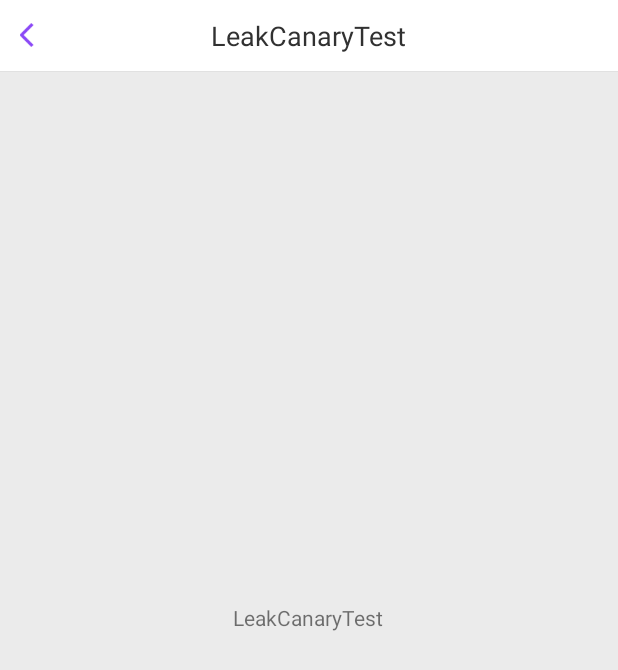
After one commit to Android-Development-Group/NewsApp, an Android app: the LeakCanaryTestActivity screen opened directly, with no data from a screen before it, on a phone screen of 412 x 824 dp. The commit adds this screen. Shown: the top 670 px of the screen. Run offline under Robolectric (Android 15) with nearby library versions, the phone set to English and light mode, and no system bars; our stand-ins replace ButterKnife; libraries missing offline, so code that uses them is left out: com.avos.avoscloud; 2 statements that could not run were skipped.

Commit message:
add  LeakCanary

```diff
--- a/app/build.gradle
+++ b/app/build.gradle
@@ -92,9 +92,9 @@ dependencies {
     })
     compile project(':library')
     compile project(':leancloudlibrary')
+    compile 'com.android.support.constraint:constraint-layout:1.0.2'
     testCompile 'junit:junit:4.12'
     apt 'com.jakewharton:butterknife-compiler:8.4.0'
-    compile 'com.android.support.constraint:constraint-layout:1.0.2'
 }
 
 //编译结束后删除unaligned包
--- a/app/src/main/java/com/myself/newsapp/TestActivity.java
+++ b/app/src/main/java/com/myself/newsapp/TestActivity.java
@@ -1,12 +1,14 @@
 package com.myself.newsapp;
 
 import android.os.Bundle;
+import android.util.Log;
 import android.view.View;
 import android.widget.TextView;
 
 import com.myself.library.controller.eventbus.EventBusHelper;
 import com.myself.newsapp.base.TitleActivity;
 import com.myself.newsapp.na_store.GoodsListActivity;
+import com.myself.newsapp.test.LeakCanaryTestActivity;
 import com.myself.newsapp.util.Constants;
 
 import butterknife.BindView;
@@ -45,6 +47,8 @@ public class TestActivity extends TitleActivity {
                 mTvTest.setText(0);
                 break;
             case R.id.tv_test_3:
+                Log.e(TAG, "onClick: LeakCanaryTestActivity" );
+                startActivity(LeakCanaryTestActivity.class);
                 break;
             case R.id.tv_test_4:
                 break;
--- a/app/src/main/java/com/myself/newsapp/TotalApplication.java
+++ b/app/src/main/java/com/myself/newsapp/TotalApplication.java
@@ -23,7 +23,6 @@ import im.fir.sdk.FIR;
 
 public class TotalApplication extends BaseApplication {
     private static final String TAG = "NewsApp_Log";
-    public static final String FIR_API_TOKEN = "1b91eb3eaaea5f64ed127882014995dd";
     public static final String LEANCLOUD_APP_ID = "fNshYwdYYVigz6EWN0fbyJXz-gzGzoHsz";
     public static final String LEANCLOUD_APP_KEY = "nGC0m8TuRcnVpHlvNA3N85Mx";
 
@@ -46,7 +45,6 @@ public class TotalApplication extends BaseApplication {
         AVOSCloud.setDebugLogEnabled(isDebug);
         //Crash上报
         AVAnalytics.enableCrashReport(this, true);
-
     }
 
     @Override
--- /dev/null
+++ b/app/src/main/java/com/myself/newsapp/test/LeakCanaryTestActivity.java
@@ -0,0 +1,34 @@
+package com.myself.newsapp.test;
+
+import android.os.Bundle;
+import android.os.Handler;
+
+import com.myself.library.utils.ToastUtils;
+import com.myself.newsapp.R;
+import com.myself.newsapp.base.TitleActivity;
+
+/**
+ * 添加商品
+ * Created by Jusenr on 2017/04/20.
+ */
+public class LeakCanaryTestActivity extends TitleActivity {
+
+    @Override
+    protected int getLayoutId() {
+        return R.layout.activity_leak_canary_test;
+    }
+
+    @Override
+    protected void onViewCreatedFinish(Bundle saveInstanceState) {
+        addNavigation();
+
+        //模拟内存泄露
+        new Handler().postDelayed(new Runnable() {
+            @Override
+            public void run() {
+                ToastUtils.showToastShort(LeakCanaryTestActivity.this, "哈哈哈啊哈啊哈哈哈哈");
+            }
+        }, 10 * 1000);
+        finish();
+    }
+}
--- /dev/null
+++ b/app/src/main/res/layout/activity_leak_canary_test.xml
@@ -0,0 +1,26 @@
+<?xml version="1.0" encoding="utf-8"?>
+<RelativeLayout
+    xmlns:android="http://schemas.android.com/apk/res/android"
+    xmlns:app="http://schemas.android.com/apk/res-auto"
+    android:layout_width="match_parent"
+    android:layout_height="match_parent"
+    android:background="@color/bg_EBEBEB"
+    android:orientation="vertical">
+
+    <!--标题栏-->
+    <com.myself.library.view.NavigationBar
+        style="@style/style_navigation_bar"
+        app:nav_has_divider="true"
+        app:nav_left_icon="@drawable/back_selector"
+        app:nav_main_title="@string/leakcanary_title"
+        app:nav_main_title_color="@color/text_color"/>
+
+
+    <TextView
+        android:id="@+id/tv_test"
+        android:layout_width="wrap_content"
+        android:layout_height="wrap_content"
+        android:layout_centerInParent="true"
+        android:text="@string/leakcanary_title"/>
+
+</RelativeLayout>
--- a/app/src/main/res/layout/activity_test.xml
+++ b/app/src/main/res/layout/activity_test.xml
@@ -40,14 +40,14 @@
             android:id="@+id/tv_test_2"
             android:layout_width="wrap_content"
             android:layout_height="wrap_content"
-            android:text="测试bugly"
+            android:text="测试bugly崩溃收集效率"
             android:textAllCaps="false"/>
 
         <Button
             android:id="@+id/tv_test_3"
             android:layout_width="wrap_content"
             android:layout_height="wrap_content"
-            android:text="测试3"
+            android:text="LeakCanaryTest"
             android:textAllCaps="false"/>
 
         <Button
--- a/app/src/main/res/values/strings.xml
+++ b/app/src/main/res/values/strings.xml
@@ -49,6 +49,7 @@
 
 
     <string name="test_title">测试数据</string>
+    <string name="leakcanary_title">LeakCanaryTest</string>
     <string name="add_goods_title">添加商品</string>
     <string name="action_logout">注销</string>
 
--- a/library/build.gradle
+++ b/library/build.gradle
@@ -39,5 +39,10 @@ dependencies {
 //    compile 'com.alibaba:fastjson:1.2.7'
     compile 'com.google.code.gson:gson:2.8.0'
 
+    /*Bugly*/
     compile 'com.tencent.bugly:crashreport_upgrade:latest.release'
+
+    /*LeakCanary*/
+    compile 'com.squareup.leakcanary:leakcanary-android:1.5'
+    compile 'com.squareup.leakcanary:leakcanary-android-no-op:1.5'
 }
--- a/library/src/main/java/com/myself/library/controller/BaseActivity.java
+++ b/library/src/main/java/com/myself/library/controller/BaseActivity.java
@@ -63,7 +63,7 @@ public abstract class BaseActivity<App extends BaseApplication> extends AppCompa
      * @param savedInstanceState
      */
     @Override
-    protected void onCreate(Bundle savedInstanceState) {
+    final protected void onCreate(Bundle savedInstanceState) {
         super.onCreate(savedInstanceState);
         int layoutId = getLayoutId();
         if (layoutId == 0)
@@ -108,6 +108,8 @@ public abstract class BaseActivity<App extends BaseApplication> extends AppCompa
         ActivityManager.getInstance().removeActivity(this);
         EventBusHelper.unregister(this);//反注册EventBus
         unregisterReceiver(mReceiver);
+        //LeakCanary内存泄露检测
+        BaseApplication.getRefWatcher().watch(this);
     }
 
     @Override
--- a/library/src/main/java/com/myself/library/controller/BaseFragment.java
+++ b/library/src/main/java/com/myself/library/controller/BaseFragment.java
@@ -132,6 +132,9 @@ public abstract class BaseFragment<App extends BaseApplication> extends Fragment
     public void onDestroy() {
         super.onDestroy();
         EventBusHelper.unregister(this);//反注册EventBus
+
+        //LeakCanary内存泄露检测
+        BaseApplication.getRefWatcher().watch(this);
     }
 
     /**
```
Also changed, not shown: app/src/main/AndroidManifest.xml (+27 -5 lines), library/src/main/java/com/myself/library/controller/BaseApplication.java (+16 -7 lines).
